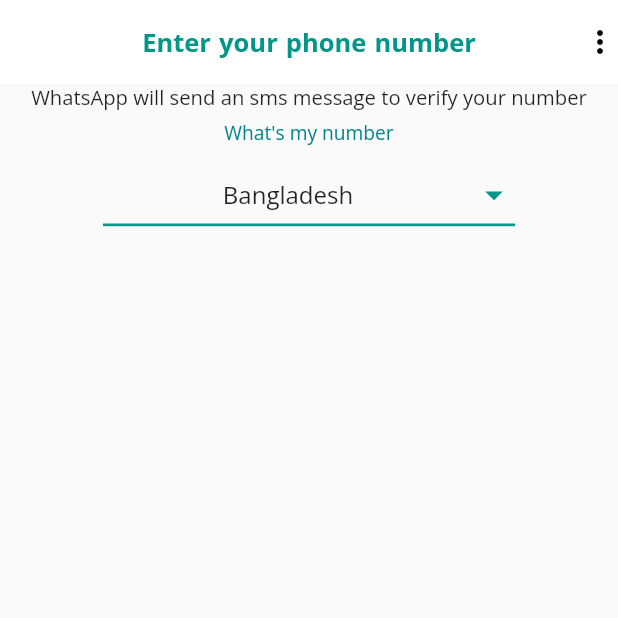
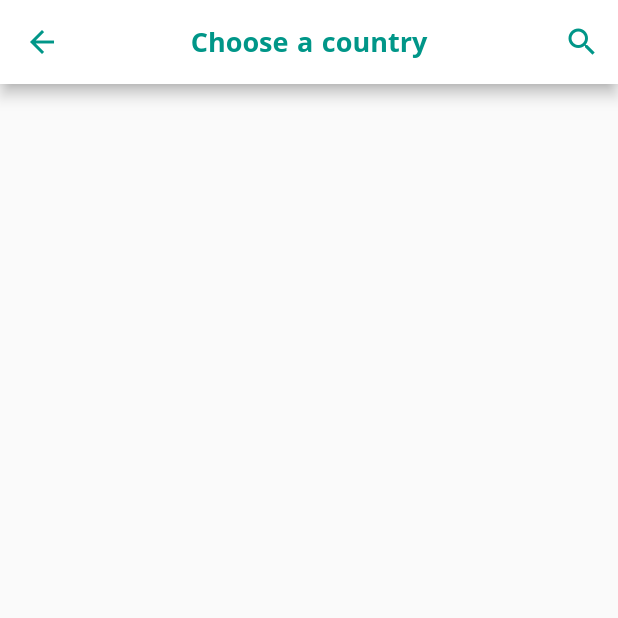
Before and after one commit to Muntasir89/WhatsApp_clone, a Flutter app: the LoginPage screen opened directly, after a tap on "Bangladesh", on a phone screen of 412 x 824 dp, the top half of it. Run offline on Flutter 3.47's test engine with Material 2 defaults, Android fonts, the phone set to English and light mode, and no system bars; our stand-ins replace emoji_picker_flutter, flutter_svg, socket_io_client.

Commit message:
CountryPage added

```diff
--- /dev/null
+++ b/lib/NewScreen/CountryPage.dart
@@ -0,0 +1,38 @@
+import 'package:flutter/material.dart';
+
+class CountryPage extends StatelessWidget {
+  const CountryPage({super.key});
+
+  @override
+  Widget build(BuildContext context) {
+    return Scaffold(
+      appBar: AppBar(
+        backgroundColor: Colors.white,
+        centerTitle: true,
+        leading: InkWell(
+          child: Icon(
+            Icons.arrow_back,
+            color: Colors.teal,
+          ),
+        ),
+        title: Text(
+          "Choose a country",
+          style: TextStyle(
+              color: Colors.teal,
+              fontWeight: FontWeight.w600,
+              fontSize: 18,
+              wordSpacing: 1),
+        ),
+        actions: [
+          IconButton(
+            icon: Icon(
+              Icons.search,
+              color: Colors.teal,
+            ),
+            onPressed: () {},
+          )
+        ],
+      ),
+    );
+  }
+}
--- a/lib/NewScreen/LoginPage.dart
+++ b/lib/NewScreen/LoginPage.dart
@@ -1,4 +1,5 @@
 import 'package:flutter/material.dart';
+import 'package:whatsapp_app/NewScreen/CountryPage.dart';
 
 class LoginPage extends StatefulWidget {
   const LoginPage({super.key});
@@ -62,7 +63,10 @@ class _LoginPageState extends State<LoginPage> {
 
   Widget CountryCard() {
     return InkWell(
-      onTap: () {},
+      onTap: () {
+        Navigator.push(
+            context, MaterialPageRoute(builder: (builder) => CountryPage()));
+      },
       child: Container(
         width: MediaQuery.of(context).size.width / 1.5,
         padding: EdgeInsets.symmetric(vertical: 5),
```
